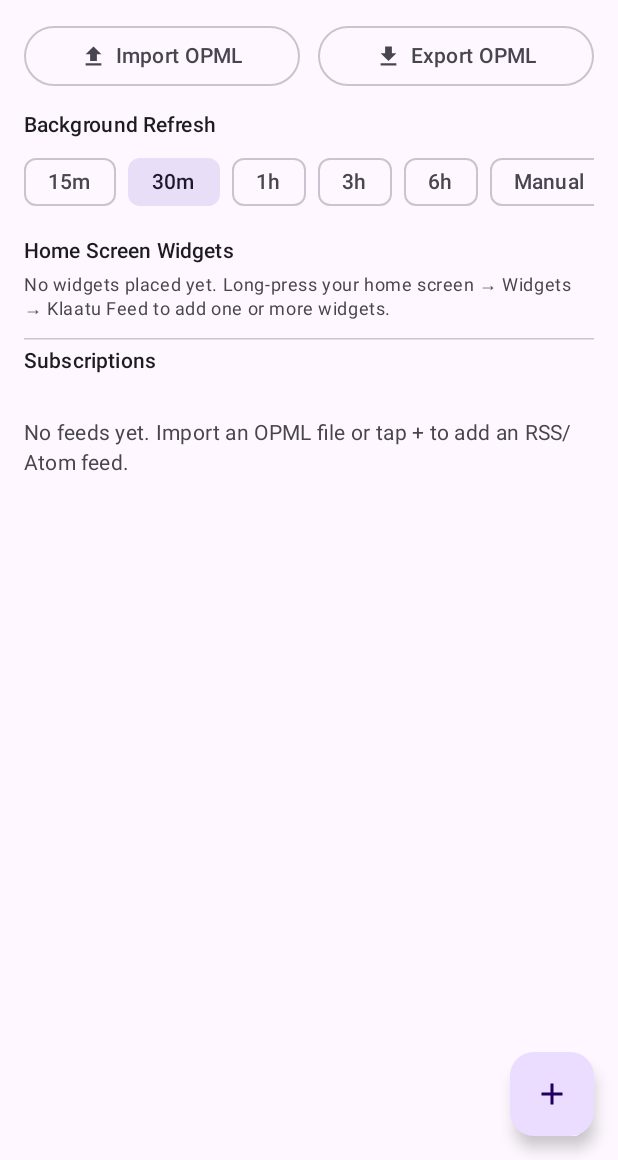
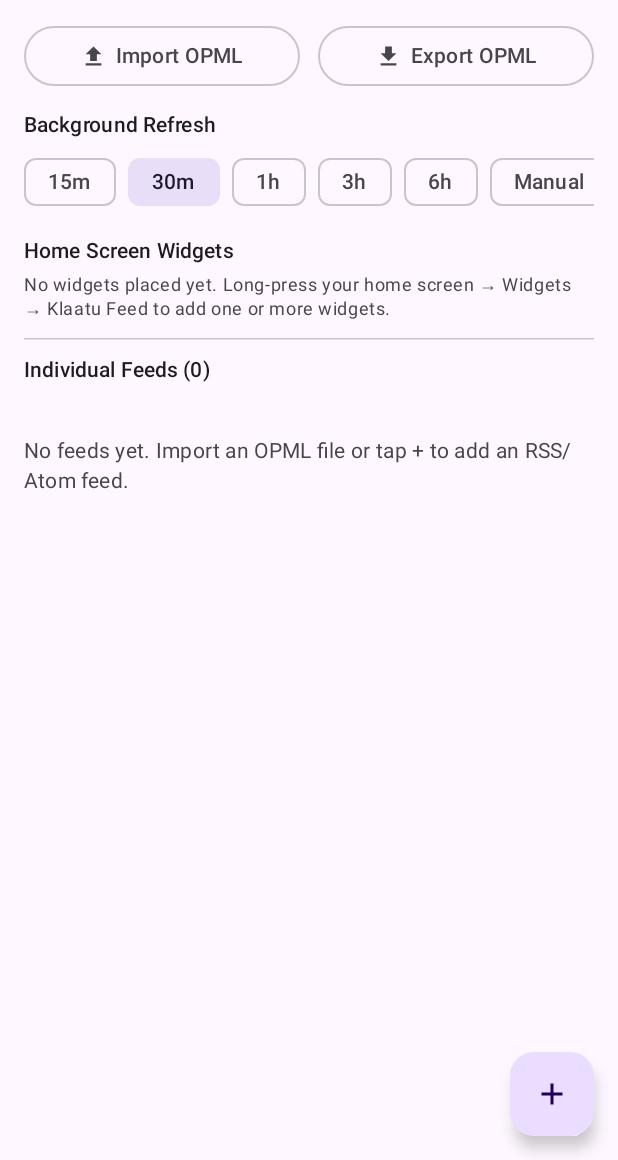
Before and after one commit to gorkster/klaatu, an Android app built with Jetpack Compose: the screen it shows after launch (MainActivity), on a phone screen of 412 x 824 dp, the part 76-1236 px from its top. Run offline under Robolectric (Android 15) with nearby library versions, the phone set to English and light mode, and no system bars; our stand-ins replace Room's generated code; libraries missing offline, so code that uses them is left out: androidx.glance, androidx.glance.appwidget; 3 statements that could not run were skipped.

Commit message:
ui: make individual feeds list collapsible in app and widget config

```diff
--- a/app/src/main/java/com/klaatu/rss/MainActivity.kt
+++ b/app/src/main/java/com/klaatu/rss/MainActivity.kt
@@ -34,6 +34,8 @@ import androidx.compose.material.icons.Icons
 import androidx.compose.material.icons.filled.Add
 import androidx.compose.material.icons.filled.Delete
 import androidx.compose.material.icons.filled.Download
+import androidx.compose.material.icons.filled.KeyboardArrowDown
+import androidx.compose.material.icons.filled.KeyboardArrowUp
 import androidx.compose.material.icons.filled.Refresh
 import androidx.compose.material.icons.filled.Settings
 import androidx.compose.material.icons.filled.Upload
@@ -110,6 +112,7 @@ private fun KlaatuCompanionScreen() {
 
     var activeWidgets by remember { mutableStateOf(loadActiveWidgets(context)) }
     var refreshMinutes by remember { mutableStateOf(WidgetPreferences.getRefreshIntervalMinutes(context)) }
+    var isSubscriptionsExpanded by remember { mutableStateOf(false) }
     var showAddFeedDialog by remember { mutableStateOf(false) }
     var isSyncing by remember { mutableStateOf(false) }
 
@@ -264,7 +267,28 @@ private fun KlaatuCompanionScreen() {
             item {
                 HorizontalDivider()
                 Spacer(Modifier.height(4.dp))
-                Text("Subscriptions", style = MaterialTheme.typography.titleSmall)
+                Row(
+                    modifier = Modifier
+                        .fillMaxWidth()
+                        .clickable(enabled = feeds.isNotEmpty()) {
+                            isSubscriptionsExpanded = !isSubscriptionsExpanded
+                        }
+                        .padding(vertical = 6.dp),
+                    verticalAlignment = Alignment.CenterVertically,
+                ) {
+                    Text(
+                        text = "Individual Feeds (${feeds.size})",
+                        style = MaterialTheme.typography.titleSmall,
+                        modifier = Modifier.weight(1f),
+                    )
+                    if (feeds.isNotEmpty()) {
+                        Icon(
+                            imageVector = if (isSubscriptionsExpanded) Icons.Default.KeyboardArrowUp else Icons.Default.KeyboardArrowDown,
+                            contentDescription = if (isSubscriptionsExpanded) "Collapse feeds" else "Expand feeds",
+                            tint = MaterialTheme.colorScheme.onSurfaceVariant,
+                        )
+                    }
+                }
             }
 
             if (feeds.isEmpty()) {
@@ -276,7 +300,7 @@ private fun KlaatuCompanionScreen() {
                         modifier = Modifier.padding(vertical = 16.dp),
                     )
                 }
-            } else {
+            } else if (isSubscriptionsExpanded) {
                 items(feeds, key = { it.id }) { feed ->
                     FeedRow(
                         feed = feed,
```
Also changed, not shown: app/src/main/java/com/klaatu/rss/widget/WidgetConfigActivity.kt (+26 -2 lines).
